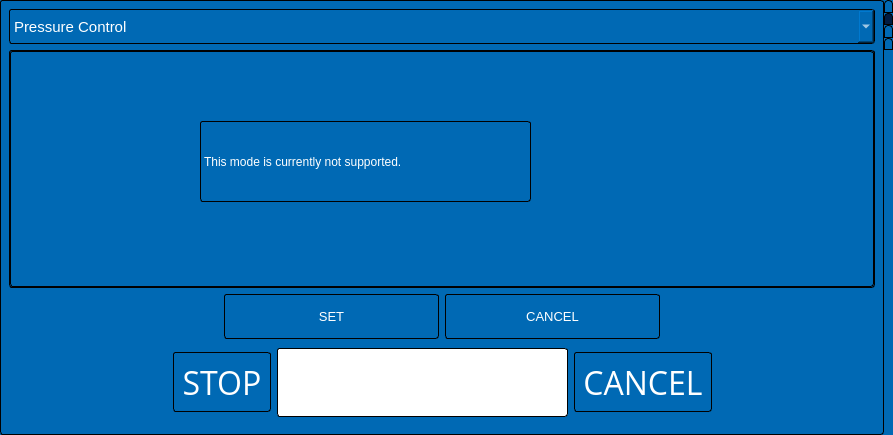
Old version of the form TOSV-GUI.ui in the repository trinamic/TOSV-UserInterface.
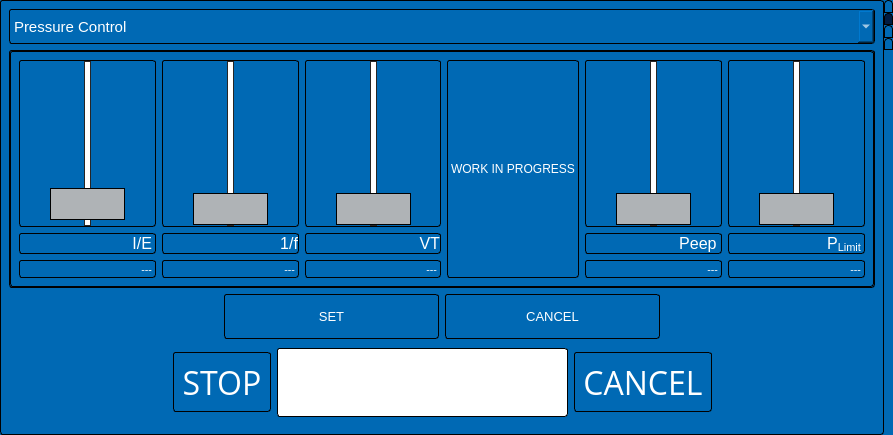
New version of the form. The open tabs and pages were chosen to show the change. Icons and pictures are not drawn. Custom widgets are drawn as their Qt base class.

Patch:
```diff
--- a/TOSV-GUI.ui
+++ b/TOSV-GUI.ui
@@ -1094,19 +1094,440 @@
           </layout>
          </widget>
          <widget class="QWidget" name="volume_settings">
-          <widget class="QLabel" name="label_15">
-           <property name="geometry">
-            <rect>
-             <x>190</x>
-             <y>70</y>
-             <width>331</width>
-             <height>81</height>
-            </rect>
-           </property>
-           <property name="text">
-            <string>This mode is currently not supported.</string>
-           </property>
-          </widget>
+          <layout class="QHBoxLayout" name="horizontalLayout_7">
+           <item>
+            <layout class="QVBoxLayout" name="verticalLayout_26" stretch="0,0,0">
+             <property name="leftMargin">
+              <number>0</number>
+             </property>
+             <property name="topMargin">
+              <number>0</number>
+             </property>
+             <property name="rightMargin">
+              <number>0</number>
+             </property>
+             <property name="bottomMargin">
+              <number>0</number>
+             </property>
+             <item>
+              <widget class="QSlider" name="SliderPressureInspExp_7">
+               <property name="sizePolicy">
+                <sizepolicy hsizetype="Expanding" vsizetype="Expanding">
+                 <horstretch>0</horstretch>
+                 <verstretch>0</verstretch>
+                </sizepolicy>
+               </property>
+               <property name="styleSheet">
+                <string notr="true">.QSlider {
+}
+
+.QSlider::groove:vertical {
+    border: 1px solid #262626;
+    width: 5px;
+  	 background: rgb(255, 255, 255) ;
+    margin: 0 12px;
+}
+
+.QSlider::handle:vertical {
+    background:#afb3b6 ;
+    border: 1px solid rgb(0, 0, 0);
+    height: 30px;
+    margin: -0px -35px;
+}</string>
+               </property>
+               <property name="minimum">
+                <number>1</number>
+               </property>
+               <property name="maximum">
+                <number>99</number>
+               </property>
+               <property name="value">
+                <number>5</number>
+               </property>
+               <property name="orientation">
+                <enum>Qt::Vertical</enum>
+               </property>
+              </widget>
+             </item>
+             <item>
+              <widget class="QLabel" name="label_24">
+               <property name="text">
+                <string>&lt;html&gt;&lt;head/&gt;&lt;body&gt;&lt;p align=&quot;right&quot;&gt;&lt;span style=&quot; font-size:12pt;&quot;&gt;I/E&lt;/span&gt;&lt;/p&gt;&lt;/body&gt;&lt;/html&gt;</string>
+               </property>
+               <property name="alignment">
+                <set>Qt::AlignRight|Qt::AlignTrailing|Qt::AlignVCenter</set>
+               </property>
+              </widget>
+             </item>
+             <item>
+              <widget class="QLabel" name="SetPressureInspExp_7">
+               <property name="font">
+                <font>
+                 <family>Open Sans</family>
+                 <pointsize>8</pointsize>
+                </font>
+               </property>
+               <property name="styleSheet">
+                <string notr="true"/>
+               </property>
+               <property name="text">
+                <string>---</string>
+               </property>
+               <property name="alignment">
+                <set>Qt::AlignRight|Qt::AlignTrailing|Qt::AlignVCenter</set>
+               </property>
+               <property name="openExternalLinks">
+                <bool>false</bool>
+               </property>
+               <property name="textInteractionFlags">
+                <set>Qt::LinksAccessibleByMouse|Qt::TextEditable</set>
+               </property>
+              </widget>
+             </item>
+            </layout>
+           </item>
+           <item>
+            <layout class="QVBoxLayout" name="verticalLayout_28">
+             <property name="leftMargin">
+              <number>0</number>
+             </property>
+             <property name="topMargin">
+              <number>0</number>
+             </property>
+             <property name="rightMargin">
+              <number>0</number>
+             </property>
+             <property name="bottomMargin">
+              <number>0</number>
+             </property>
+             <item>
+              <widget class="QSlider" name="SliderPressureFreq_6">
+               <property name="sizePolicy">
+                <sizepolicy hsizetype="Expanding" vsizetype="Expanding">
+                 <horstretch>0</horstretch>
+                 <verstretch>0</verstretch>
+                </sizepolicy>
+               </property>
+               <property name="styleSheet">
+                <string notr="true">.QSlider {
+}
+
+.QSlider::groove:vertical {
+    border: 1px solid #262626;
+    width: 5px;
+  	 background: rgb(255, 255, 255) ;
+    margin: 0 12px;
+}
+
+.QSlider::handle:vertical {
+    background:#afb3b6 ;
+    border: 1px solid rgb(0, 0, 0);
+    height: 30px;
+    margin: -0px -35px;
+}</string>
+               </property>
+               <property name="minimum">
+                <number>1</number>
+               </property>
+               <property name="maximum">
+                <number>150</number>
+               </property>
+               <property name="orientation">
+                <enum>Qt::Vertical</enum>
+               </property>
+              </widget>
+             </item>
+             <item>
+              <widget class="QLabel" name="label_26">
+               <property name="text">
+                <string>&lt;html&gt;&lt;head/&gt;&lt;body&gt;&lt;p align=&quot;right&quot;&gt;&lt;span style=&quot; font-size:12pt;&quot;&gt;1/f&lt;/span&gt;&lt;span style=&quot; font-size:12pt; vertical-align:sub;&quot;/&gt;&lt;/p&gt;&lt;/body&gt;&lt;/html&gt;</string>
+               </property>
+              </widget>
+             </item>
+             <item>
+              <widget class="QLabel" name="SetPressureFreq_6">
+               <property name="font">
+                <font>
+                 <family>Open Sans</family>
+                 <pointsize>8</pointsize>
+                </font>
+               </property>
+               <property name="styleSheet">
+                <string notr="true"/>
+               </property>
+               <property name="text">
+                <string>---</string>
+               </property>
+               <property name="alignment">
+                <set>Qt::AlignRight|Qt::AlignTrailing|Qt::AlignVCenter</set>
+               </property>
+               <property name="openExternalLinks">
+                <bool>false</bool>
+               </property>
+               <property name="textInteractionFlags">
+                <set>Qt::LinksAccessibleByMouse|Qt::TextEditable</set>
+               </property>
+              </widget>
+             </item>
+            </layout>
+           </item>
+           <item>
+            <layout class="QVBoxLayout" name="verticalLayout_29">
+             <property name="leftMargin">
+              <number>0</number>
+             </property>
+             <property name="topMargin">
+              <number>0</number>
+             </property>
+             <property name="rightMargin">
+              <number>0</number>
+             </property>
+             <property name="bottomMargin">
+              <number>0</number>
+             </property>
+             <item>
+              <widget class="QSlider" name="SliderPressureRiseTime_3">
+               <property name="sizePolicy">
+                <sizepolicy hsizetype="Expanding" vsizetype="Expanding">
+                 <horstretch>0</horstretch>
+                 <verstretch>0</verstretch>
+                </sizepolicy>
+               </property>
+               <property name="styleSheet">
+                <string notr="true">.QSlider {
+}
+
+.QSlider::groove:vertical {
+    border: 1px solid #262626;
+    width: 5px;
+  	 background: rgb(255, 255, 255) ;
+    margin: 0 12px;
+}
+
+.QSlider::handle:vertical {
+    background:#afb3b6 ;
+    border: 1px solid rgb(0, 0, 0);
+    height: 30px;
+    margin: -0px -35px;
+}</string>
+               </property>
+               <property name="minimum">
+                <number>1</number>
+               </property>
+               <property name="maximum">
+                <number>5000</number>
+               </property>
+               <property name="orientation">
+                <enum>Qt::Vertical</enum>
+               </property>
+              </widget>
+             </item>
+             <item>
+              <widget class="QLabel" name="label_4SetPressureFreq_3">
+               <property name="text">
+                <string>&lt;html&gt;&lt;head/&gt;&lt;body&gt;&lt;p align=&quot;right&quot;&gt;&lt;span style=&quot; font-size:12pt;&quot;&gt;VT&lt;/span&gt;&lt;span style=&quot; font-size:12pt; vertical-align:sub;&quot;/&gt;&lt;/p&gt;&lt;/body&gt;&lt;/html&gt;</string>
+               </property>
+              </widget>
+             </item>
+             <item>
+              <widget class="QLabel" name="SetPressureRiseTime_3">
+               <property name="font">
+                <font>
+                 <family>Open Sans</family>
+                 <pointsize>8</pointsize>
+                </font>
+               </property>
+               <property name="styleSheet">
+                <string notr="true"/>
+               </property>
+               <property name="text">
+                <string>---</string>
+               </property>
+               <property name="alignment">
+                <set>Qt::AlignRight|Qt::AlignTrailing|Qt::AlignVCenter</set>
+               </property>
+               <property name="openExternalLinks">
+                <bool>false</bool>
+               </property>
+               <property name="textInteractionFlags">
+                <set>Qt::LinksAccessibleByMouse|Qt::TextEditable</set>
+               </property>
+              </widget>
+             </item>
+            </layout>
+           </item>
+           <item>
+            <widget class="QLabel" name="label_27">
+             <property name="text">
+              <string>WORK IN PROGRESS</string>
+             </property>
+            </widget>
+           </item>
+           <item>
+            <layout class="QVBoxLayout" name="verticalLayout_25">
+             <property name="leftMargin">
+              <number>0</number>
+             </property>
+             <property name="topMargin">
+              <number>0</number>
+             </property>
+             <property name="rightMargin">
+              <number>0</number>
+             </property>
+             <property name="bottomMargin">
+              <number>0</number>
+             </property>
+             <item>
+              <widget class="QSlider" name="SliderPEEP_3">
+               <property name="sizePolicy">
+                <sizepolicy hsizetype="Expanding" vsizetype="Expanding">
+                 <horstretch>0</horstretch>
+                 <verstretch>0</verstretch>
+                </sizepolicy>
+               </property>
+               <property name="styleSheet">
+                <string notr="true">.QSlider {
+}
+
+.QSlider::groove:vertical {
+    border: 1px solid #262626;
+    width: 5px;
+  	 background: rgb(255, 255, 255) ;
+    margin: 0 12px;
+}
+
+.QSlider::handle:vertical {
+    background:#afb3b6 ;
+    border: 1px solid rgb(0, 0, 0);
+    height: 30px;
+    margin: -0px -35px;
+}</string>
+               </property>
+               <property name="maximum">
+                <number>10000</number>
+               </property>
+               <property name="orientation">
+                <enum>Qt::Vertical</enum>
+               </property>
+              </widget>
+             </item>
+             <item>
+              <widget class="QLabel" name="label_23">
+               <property name="text">
+                <string>&lt;html&gt;&lt;head/&gt;&lt;body&gt;&lt;p align=&quot;right&quot;&gt;&lt;span style=&quot; font-size:12pt;&quot;&gt;Peep &lt;/span&gt;&lt;/p&gt;&lt;/body&gt;&lt;/html&gt;</string>
+               </property>
+              </widget>
+             </item>
+             <item>
+              <widget class="QLabel" name="SetPeepLabel_3">
+               <property name="font">
+                <font>
+                 <family>Open Sans</family>
+                 <pointsize>8</pointsize>
+                </font>
+               </property>
+               <property name="styleSheet">
+                <string notr="true"/>
+               </property>
+               <property name="text">
+                <string>---</string>
+               </property>
+               <property name="alignment">
+                <set>Qt::AlignRight|Qt::AlignTrailing|Qt::AlignVCenter</set>
+               </property>
+               <property name="openExternalLinks">
+                <bool>false</bool>
+               </property>
+               <property name="textInteractionFlags">
+                <set>Qt::LinksAccessibleByMouse|Qt::TextEditable</set>
+               </property>
+              </widget>
+             </item>
+            </layout>
+           </item>
+           <item>
+            <layout class="QVBoxLayout" name="verticalLayout_27">
+             <property name="leftMargin">
+              <number>0</number>
+             </property>
+             <property name="topMargin">
+              <number>0</number>
+             </property>
+             <property name="rightMargin">
+              <number>0</number>
+             </property>
+             <property name="bottomMargin">
+              <number>0</number>
+             </property>
+             <item>
+              <widget class="QSlider" name="SliderPLimit_3">
+               <property name="sizePolicy">
+                <sizepolicy hsizetype="Expanding" vsizetype="Expanding">
+                 <horstretch>0</horstretch>
+                 <verstretch>0</verstretch>
+                </sizepolicy>
+               </property>
+               <property name="styleSheet">
+                <string notr="true">.QSlider {
+}
+
+.QSlider::groove:vertical {
+    border: 1px solid #262626;
+    width: 5px;
+  	 background: rgb(255, 255, 255) ;
+    margin: 0 12px;
+}
+
+.QSlider::handle:vertical {
+    background:#afb3b6 ;
+    border: 1px solid rgb(0, 0, 0);
+    height: 30px;
+    margin: -0px -35px;
+}</string>
+               </property>
+               <property name="maximum">
+                <number>60000</number>
+               </property>
+               <property name="orientation">
+                <enum>Qt::Vertical</enum>
+               </property>
+              </widget>
+             </item>
+             <item>
+              <widget class="QLabel" name="label_25">
+               <property name="text">
+                <string>&lt;html&gt;&lt;head/&gt;&lt;body&gt;&lt;p align=&quot;right&quot;&gt;&lt;span style=&quot; font-size:12pt;&quot;&gt;P&lt;/span&gt;&lt;span style=&quot; font-size:12pt; vertical-align:sub;&quot;&gt;Limit &lt;/span&gt;&lt;/p&gt;&lt;/body&gt;&lt;/html&gt;</string>
+               </property>
+              </widget>
+             </item>
+             <item>
+              <widget class="QLabel" name="setPLimitLabel_3">
+               <property name="font">
+                <font>
+                 <family>Open Sans</family>
+                 <pointsize>8</pointsize>
+                </font>
+               </property>
+               <property name="styleSheet">
+                <string notr="true"/>
+               </property>
+               <property name="text">
+                <string>---</string>
+               </property>
+               <property name="alignment">
+                <set>Qt::AlignRight|Qt::AlignTrailing|Qt::AlignVCenter</set>
+               </property>
+               <property name="openExternalLinks">
+                <bool>false</bool>
+               </property>
+               <property name="textInteractionFlags">
+                <set>Qt::LinksAccessibleByMouse|Qt::TextEditable</set>
+               </property>
+              </widget>
+             </item>
+            </layout>
+           </item>
+          </layout>
          </widget>
         </widget>
        </item>
```
Left out of the diff: 194 changed lines with no effect on the pictures.
